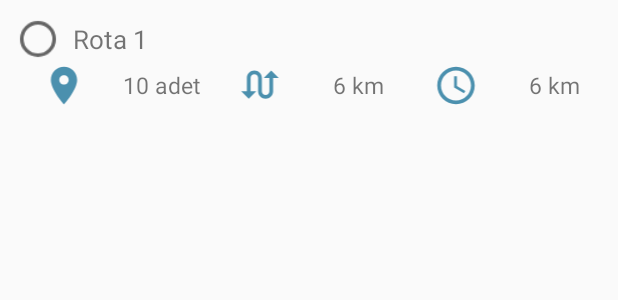
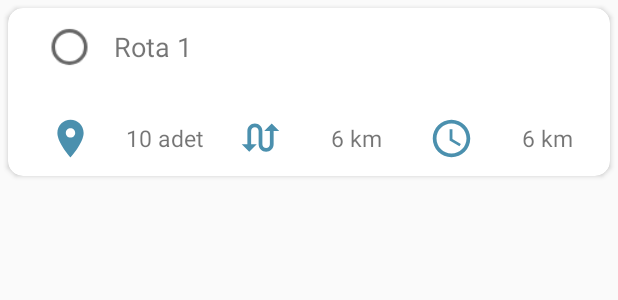
Before and after one commit to tanas57/Deu-Senior-Project, an Android app: the layout route_popup_listview_layout.xml on its own in the app's theme, with its tools: preview values and no code run, on a phone screen of 412 x 824 dp. Shown: the top 300 px of the screen. Run offline under Robolectric (Android 15) with nearby library versions, the phone set to English and light mode, and no system bars.

Commit message:
routes listed into a recyclerview

```diff
--- a/DEU Senior Project/app/src/main/java/net/muslu/seniorproject/Activities/CameraActivity.java
+++ b/DEU Senior Project/app/src/main/java/net/muslu/seniorproject/Activities/CameraActivity.java
@@ -196,6 +196,9 @@ public class CameraActivity extends AppCompatActivity implements ZXingScannerVie
 
                                     new GeneticAlgorithm(getApplicationContext(), geneticAlgorithmData);
 
+                                    Intent intent = new Intent(getApplicationContext(), MainPage.class);
+                                    startActivity(intent);
+
 /*
 
 
--- a/DEU Senior Project/app/src/main/java/net/muslu/seniorproject/CustomAdapter.java
+++ b/DEU Senior Project/app/src/main/java/net/muslu/seniorproject/CustomAdapter.java
@@ -23,9 +23,7 @@ public class CustomAdapter extends RecyclerView.Adapter<CustomAdapter.MyViewHold
     private static WeakReference<ClickListener> listenerRef;
 
     public interface ClickListener {
-
         void onPositionClicked(View view, BarcodeReadModel model, int pos);
-
     }
 
     public static class MyViewHolder extends RecyclerView.ViewHolder implements View.OnClickListener, View.OnLongClickListener {
@@ -33,7 +31,6 @@ public class CustomAdapter extends RecyclerView.Adapter<CustomAdapter.MyViewHold
         TextView customerName;
         TextView customerAddress;
         ImageView packageBarcode, phone, remove;
-
 
         public MyViewHolder(View itemView, ClickListener listener) {
             super(itemView);
--- a/DEU Senior Project/app/src/main/java/net/muslu/seniorproject/Routing/RoutingListAdapter.java
+++ b/DEU Senior Project/app/src/main/java/net/muslu/seniorproject/Routing/RoutingListAdapter.java
@@ -42,9 +42,9 @@ public class RoutingListAdapter extends RecyclerView.Adapter<RoutingListAdapter.
         Chromosome chromosome = this.data.get(i);
 
         holder.name.setText("Rota " + (i+1) + " ");
-        holder.distance.setText(chromosome.getMetres());
-        holder.duration.setText(chromosome.getMetres());
-        holder.count.setText(getItemCount());
+        holder.distance.setText(" " + chromosome.getMetres());
+        holder.duration.setText(" " + chromosome.getMetres());
+        holder.count.setText(chromosome.getBarcodeReadModels().size() + " adet");
 
     }
 
--- a/DEU Senior Project/app/src/main/res/drawable/button_green_bg.xml
+++ b/DEU Senior Project/app/src/main/res/drawable/button_green_bg.xml
@@ -1,5 +1,5 @@
 <?xml version="1.0" encoding="utf-8"?>
 <shape xmlns:android="http://schemas.android.com/apk/res/android">
-    <solid android:color="@color/route_button"/>
+    <solid android:color="@color/colorPrimary"/>
     <corners android:radius="25dp"/>
 </shape>
--- a/DEU Senior Project/app/src/main/res/layout/route_popup_listview_layout.xml
+++ b/DEU Senior Project/app/src/main/res/layout/route_popup_listview_layout.xml
@@ -1,14 +1,27 @@
 <?xml version="1.0" encoding="utf-8"?>
-<LinearLayout xmlns:android="http://schemas.android.com/apk/res/android"
-    android:orientation="vertical" android:layout_width="match_parent"
+<androidx.cardview.widget.CardView xmlns:android="http://schemas.android.com/apk/res/android"
+    android:layout_width="match_parent"
     android:layout_height="wrap_content"
-    android:padding="10dp">
+    xmlns:app="http://schemas.android.com/apk/res-auto"
+    android:padding="10dp"
+    android:layout_marginBottom="10dp"
+    android:layout_marginLeft="5dp"
+    android:layout_marginRight="5dp"
+    android:layout_marginTop="5dp"
+    app:cardCornerRadius="10dp"
+    android:elevation="6dp">
+    <LinearLayout
+        android:layout_width="match_parent"
+        android:layout_height="wrap_content"
+        android:orientation="vertical">
 
     <LinearLayout
+        android:padding="10dp"
         android:layout_width="match_parent"
         android:layout_height="wrap_content">
 
         <RadioButton
+            android:layout_marginLeft="15dp"
             android:scaleX="1.2"
             android:scaleY="1.2"
             android:layout_width="0dp"
@@ -17,17 +30,20 @@
             android:layout_weight="0.1"/>
 
         <TextView
+            android:layout_marginLeft="10dp"
             android:id="@+id/route_name"
             android:layout_width="0dp"
             android:layout_height="match_parent"
             android:gravity="center|left"
             android:text="Rota 1"
-            android:textSize="17dp"
+            android:textSize="18dp"
             android:layout_weight="0.9"/>
 
     </LinearLayout>
 
     <LinearLayout
+        android:padding="10dp"
+        android:layout_marginTop="10dp"
         android:layout_width="match_parent"
         android:layout_height="wrap_content">
 
@@ -96,8 +112,6 @@
                 android:text="6 km"/>
 
         </LinearLayout>
-
-
     </LinearLayout>
-
 </LinearLayout>
+</androidx.cardview.widget.CardView>
```
Also changed, not shown: DEU Senior Project/app/src/main/AndroidManifest.xml (+14 -15 lines), DEU Senior Project/app/src/main/java/net/muslu/seniorproject/Activities/MainPage.java (+10 -30 lines), DEU Senior Project/app/src/main/java/net/muslu/seniorproject/Activities/RouteActivity.java (added, +74 -0 lines), DEU Senior Project/app/src/main/java/net/muslu/seniorproject/Algorithm/GeneticAlgorithm.java (+4 -5 lines), DEU Senior Project/app/src/main/java/net/muslu/seniorproject/Functions.java (added, +22 -0 lines), DEU Senior Project/app/src/main/res/layout/activity_route.xml (added, +34 -0 lines), DEU Senior Project/app/src/main/res/layout/route_popup_layout.xml (deleted, +0 -26 lines).
